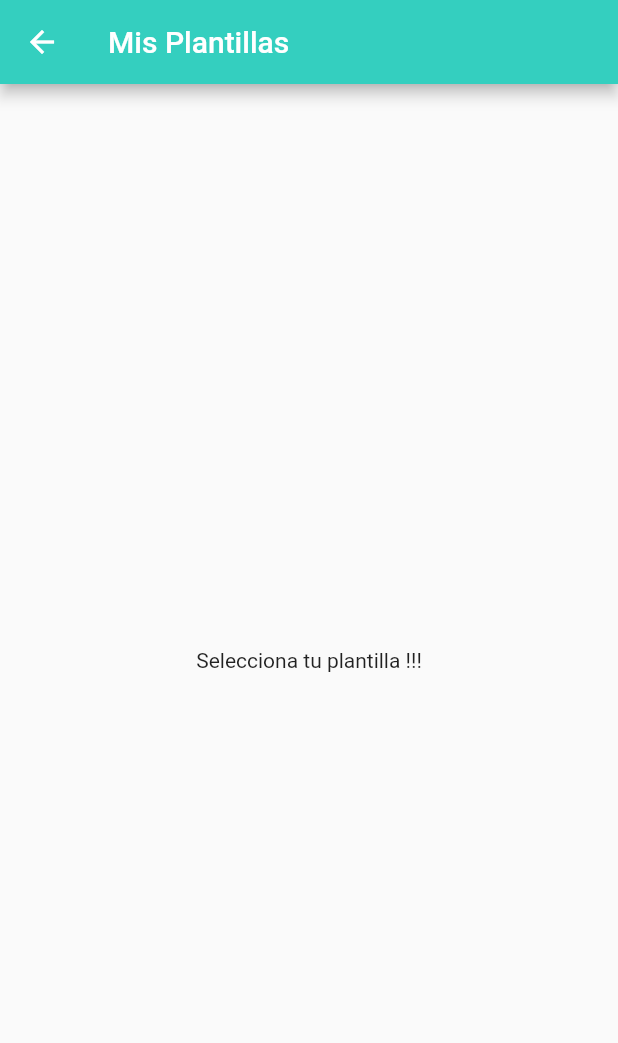
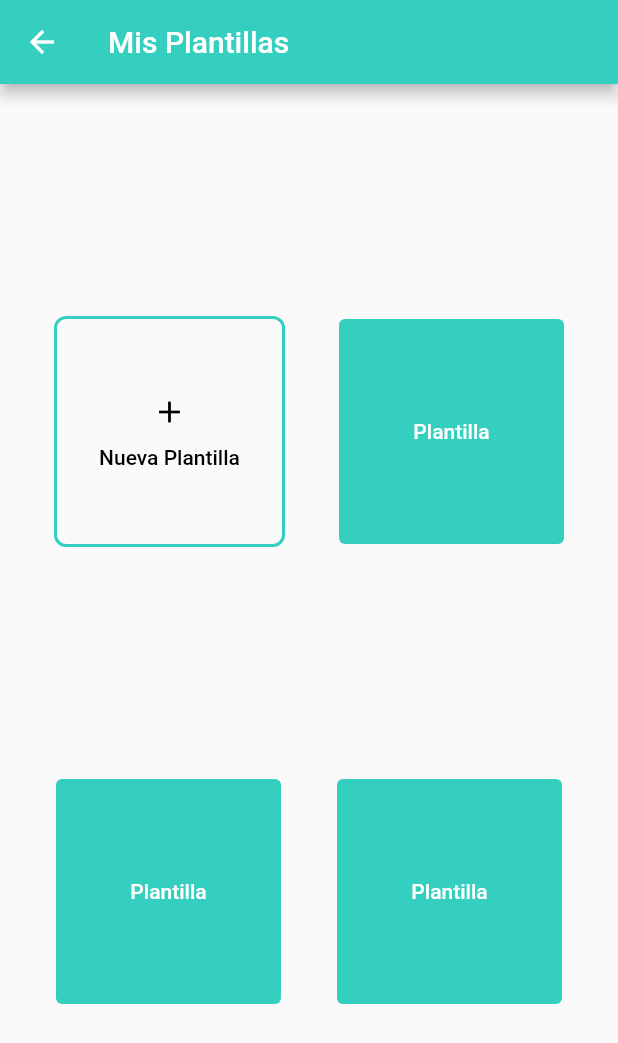
Before and after one commit to MusdateKnasta/count_app, a Flutter app: the SelectTemplate screen opened by its route, on a phone screen of 412 x 824 dp. Shown: the top 1043 px of the screen. Run offline on Flutter 3.47's test engine with Material 2 defaults, Android fonts, the phone set to English and light mode, and no system bars.

Commit message:
Agregamos Botones de Plantillas

```diff
--- /dev/null
+++ b/lib/WidgetsComponent/template_button.dart
@@ -0,0 +1,20 @@
+import 'package:flutter/material.dart';
+
+class Box extends StatelessWidget {
+  @override
+  Widget build(BuildContext context) {
+    return SizedBox(
+      width: 150,
+      height: 150,
+      child: TextButton(
+        style: TextButton.styleFrom(
+            primary: Colors.white,
+            backgroundColor: Color.fromRGBO(52, 207, 191, 1)),
+        onPressed: () {
+          Navigator.pushNamed(context, 'nameTemplate', arguments: '');
+        },
+        child: Text('Plantilla'),
+      ),
+    );
+  }
+}
--- a/lib/main.dart
+++ b/lib/main.dart
@@ -2,6 +2,7 @@ import 'package:count_app/screens/create_screen.dart';
 import 'package:count_app/screens/details_screen.dart';
 import 'package:count_app/screens/history_screen.dart';
 import 'package:count_app/screens/home_screen.dart';
+import 'package:count_app/screens/name_template_screen.dart';
 import 'package:count_app/screens/select_template_screen.dart';
 import 'package:flutter/material.dart';
 
@@ -18,7 +19,8 @@ class MyApp extends StatelessWidget {
         'details': (_) => DetailScreen(),
         'create': (_) => CreateScreen(),
         'selectTemplate': (_) => SelectTemplate(),
-        'history': (_) => History()
+        'history': (_) => History(),
+        'nameTemplate': (_) => NameTempalte(),
       },
       theme: ThemeData.light().copyWith(
           appBarTheme: AppBarTheme(color: Color.fromRGBO(52, 207, 191, 1))),
--- a/lib/screens/home_screen.dart
+++ b/lib/screens/home_screen.dart
@@ -7,7 +7,6 @@ class HomeScreen extends StatelessWidget {
       appBar: AppBar(title: Text('Pagina Principal')),
       body: Center(
         child: Container(
-          height: double.infinity,
           child: Column(
             mainAxisAlignment: MainAxisAlignment.center,
             children: [
--- a/lib/screens/select_template_screen.dart
+++ b/lib/screens/select_template_screen.dart
@@ -1,3 +1,4 @@
+import 'package:count_app/WidgetsComponent/template_button.dart';
 import 'package:flutter/material.dart';
 
 class SelectTemplate extends StatelessWidget {
@@ -6,8 +7,51 @@ class SelectTemplate extends StatelessWidget {
     return Scaffold(
       appBar: AppBar(title: Text('Mis Plantillas')),
       body: Container(
-        child: Center(
-          child: Text('Selecciona tu plantilla !!!'),
+        child: Column(
+          crossAxisAlignment: CrossAxisAlignment.center,
+          mainAxisAlignment: MainAxisAlignment.spaceEvenly,
+          children: [
+            Row(
+              mainAxisAlignment: MainAxisAlignment.spaceEvenly,
+              crossAxisAlignment: CrossAxisAlignment.center,
+              children: [
+                Container(
+                  decoration: BoxDecoration(
+                      borderRadius: BorderRadius.circular(8),
+                      border: Border.all(
+                          width: 2.0, color: Color.fromRGBO(52, 207, 191, 1))),
+                  child: SizedBox(
+                    width: 150,
+                    height: 150,
+                    child: TextButton(
+                      style: TextButton.styleFrom(primary: Colors.white),
+                      onPressed: () {
+                        Navigator.pushNamed(context, 'nameTemplate',
+                            arguments: '');
+                      },
+                      child: Column(
+                        mainAxisAlignment: MainAxisAlignment.center,
+                        children: [
+                          Icon(Icons.add, color: Colors.black),
+                          Padding(
+                            padding: const EdgeInsets.only(top: 10),
+                            child: Text('Nueva Plantilla',
+                                style: TextStyle(color: Colors.black)),
+                          )
+                        ],
+                      ),
+                    ),
+                  ),
+                ),
+                Box()
+              ],
+            ),
+            Row(
+              mainAxisAlignment: MainAxisAlignment.spaceEvenly,
+              crossAxisAlignment: CrossAxisAlignment.center,
+              children: [Box(), Box()],
+            ),
+          ],
         ),
       ),
     );
```
Also changed, not shown: lib/screens/create_screen.dart (+16 -2 lines), lib/screens/name_template_screen.dart (added, +15 -0 lines), pubspec.lock.
